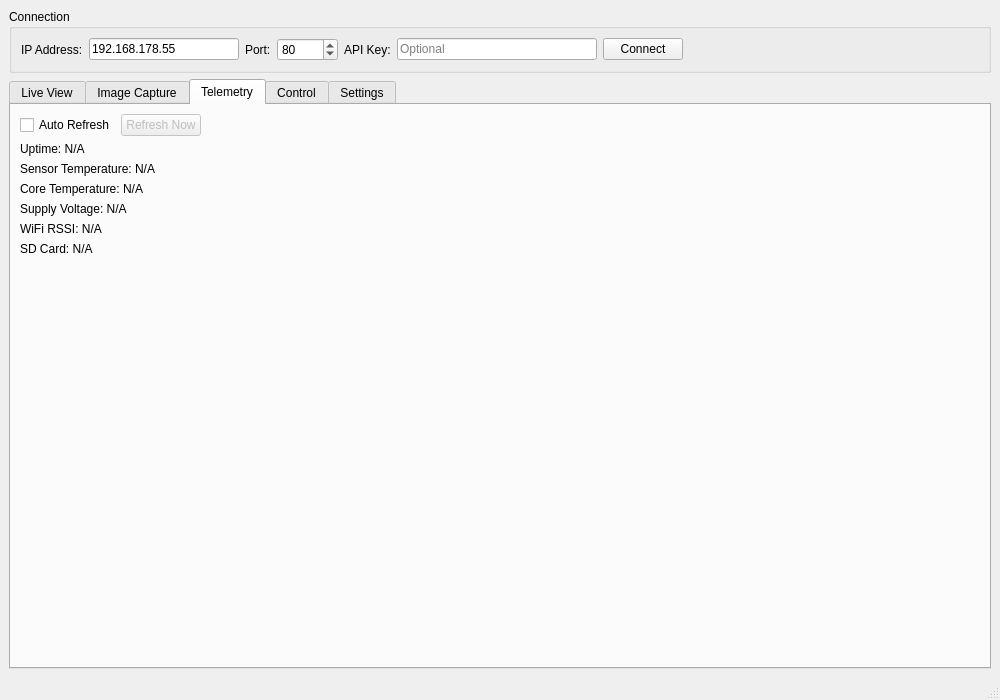
Qt form ui/mainwindow.ui (PyroVision-ThermalCam/PyroVision-Control) before a commit.
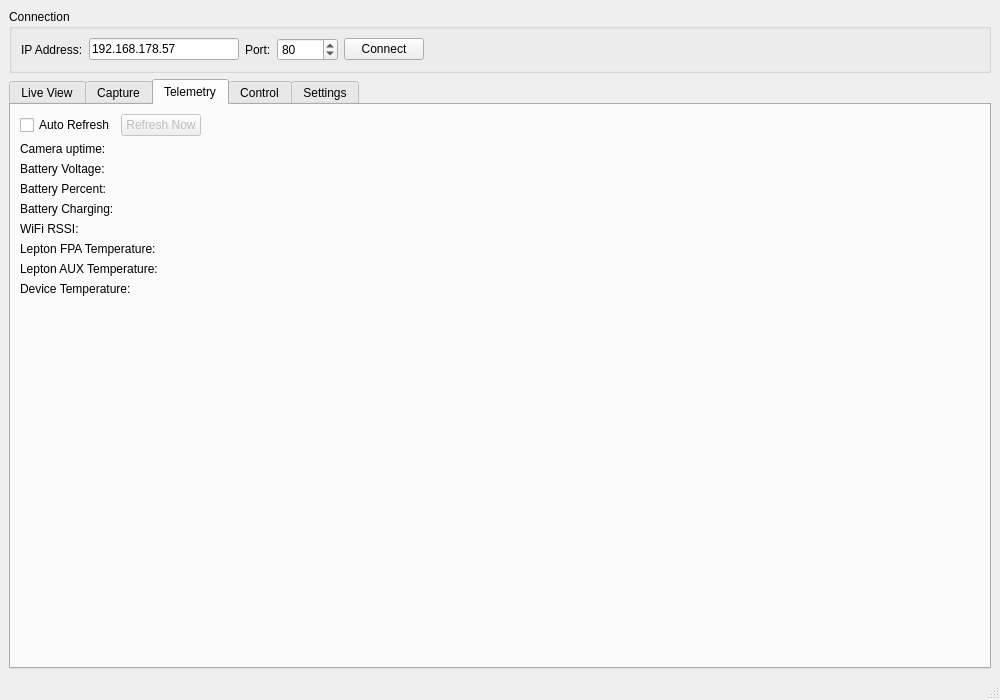
The same form after that commit. The open tabs and pages were chosen to show the change. Icons and pictures are not drawn.

Commit message: Working on web interface

Diff of the .ui file:
```diff
--- a/ui/mainwindow.ui
+++ b/ui/mainwindow.ui
@@ -37,7 +37,7 @@
           </size>
          </property>
          <property name="text">
-          <string>192.168.178.55</string>
+          <string>192.168.178.57</string>
          </property>
         </widget>
        </item>
@@ -68,27 +68,7 @@
         </widget>
        </item>
        <item>
-        <widget class="QLabel" name="label_apikey">
-         <property name="text">
-          <string>API Key:</string>
-         </property>
-        </widget>
-       </item>
-       <item>
-        <widget class="QLineEdit" name="apiKeyInput">
-         <property name="maximumSize">
-          <size>
-           <width>200</width>
-           <height>16777215</height>
-          </size>
-         </property>
-         <property name="placeholderText">
-          <string>Optional</string>
-         </property>
-        </widget>
-       </item>
-       <item>
-        <widget class="QPushButton" name="connectButton">
+        <widget class="QPushButton" name="pushButton_Connect">
          <property name="text">
           <string>Connect</string>
          </property>
@@ -207,7 +187,7 @@
       </widget>
       <widget class="QWidget" name="imageCaptureTab">
        <attribute name="title">
-        <string>Image Capture</string>
+        <string>Capture</string>
        </attribute>
        <layout class="QVBoxLayout" name="verticalLayout_3">
         <item>
@@ -398,46 +378,116 @@
          </layout>
         </item>
         <item>
-         <widget class="QLabel" name="uptimeLabel">
-          <property name="text">
-           <string>Uptime: N/A</string>
-          </property>
-         </widget>
-        </item>
-        <item>
-         <widget class="QLabel" name="sensorTempLabel">
-          <property name="text">
-           <string>Sensor Temperature: N/A</string>
-          </property>
-         </widget>
-        </item>
-        <item>
-         <widget class="QLabel" name="coreTempLabel">
-          <property name="text">
-           <string>Core Temperature: N/A</string>
-          </property>
-         </widget>
-        </item>
-        <item>
-         <widget class="QLabel" name="voltageLabel">
-          <property name="text">
-           <string>Supply Voltage: N/A</string>
-          </property>
-         </widget>
-        </item>
-        <item>
-         <widget class="QLabel" name="rssiLabel">
-          <property name="text">
-           <string>WiFi RSSI: N/A</string>
-          </property>
-         </widget>
-        </item>
-        <item>
-         <widget class="QLabel" name="sdCardLabel">
-          <property name="text">
-           <string>SD Card: N/A</string>
-          </property>
-         </widget>
+         <layout class="QGridLayout" name="gridLayout">
+          <item row="2" column="1">
+           <widget class="QLabel" name="label_BatteryPercentage_Value">
+            <property name="text">
+             <string/>
+            </property>
+           </widget>
+          </item>
+          <item row="4" column="0">
+           <widget class="QLabel" name="label_WiFiRSSI_Name">
+            <property name="text">
+             <string>WiFi RSSI:</string>
+            </property>
+           </widget>
+          </item>
+          <item row="3" column="1">
+           <widget class="QLabel" name="label_BatteryCharging_Value">
+            <property name="text">
+             <string/>
+            </property>
+           </widget>
+          </item>
+          <item row="6" column="0">
+           <widget class="QLabel" name="label_Lepton_AUX_Temperature_Name">
+            <property name="text">
+             <string>Lepton AUX Temperature:</string>
+            </property>
+           </widget>
+          </item>
+          <item row="2" column="0">
+           <widget class="QLabel" name="label_BatteryPercent_Name">
+            <property name="text">
+             <string>Battery Percent:</string>
+            </property>
+           </widget>
+          </item>
+          <item row="6" column="1">
+           <widget class="QLabel" name="label_Lepton_AUX_Temperature_Value"/>
+          </item>
+          <item row="1" column="1">
+           <widget class="QLabel" name="label_BatteryVoltage_Value">
+            <property name="text">
+             <string/>
+            </property>
+           </widget>
+          </item>
+          <item row="5" column="0">
+           <widget class="QLabel" name="label_Lepton_FPA_Temperature_Name">
+            <property name="text">
+             <string>Lepton FPA Temperature:</string>
+            </property>
+           </widget>
+          </item>
+          <item row="0" column="1">
+           <widget class="QLabel" name="label_CameraUptime_Value">
+            <property name="text">
+             <string/>
+            </property>
+           </widget>
+          </item>
+          <item row="4" column="1">
+           <widget class="QLabel" name="label_WiFiRSSI_Value">
+            <property name="text">
+             <string/>
+            </property>
+           </widget>
+          </item>
+          <item row="1" column="0">
+           <widget class="QLabel" name="label_BatteryVoltage_Name">
+            <property name="text">
+             <string>Battery Voltage:</string>
+            </property>
+           </widget>
+          </item>
+          <item row="3" column="0">
+           <widget class="QLabel" name="label_BatteryCharging_Name">
+            <property name="text">
+             <string>Battery Charging:</string>
+            </property>
+           </widget>
+          </item>
+          <item row="0" column="0">
+           <widget class="QLabel" name="label_CameraUptime_Name">
+            <property name="text">
+             <string>Camera uptime:</string>
+            </property>
+           </widget>
+          </item>
+          <item row="5" column="1">
+           <widget class="QLabel" name="label_Lepton_FPA_Temperature_Value">
+            <property name="text">
+             <string/>
+            </property>
+           </widget>
+          </item>
+          <item row="7" column="0">
+           <widget class="QLabel" name="label_DeviceTemperature_Name">
+            <property name="text">
+             <string>Device Temperature:</string>
+            </property>
+           </widget>
+          </item>
+          <item row="7" column="1">
+           <widget class="QLabel" name="label_DeviceTemperature_Value">
+            <property name="text">
+             <string/>
+            </property>
+           </widget>
+          </item>
+         </layout>
         </item>
         <item>
          <spacer name="verticalSpacer">
```
Left out of the diff: 143 changed lines with no effect on the pictures. The commit also changes 7 other files.
